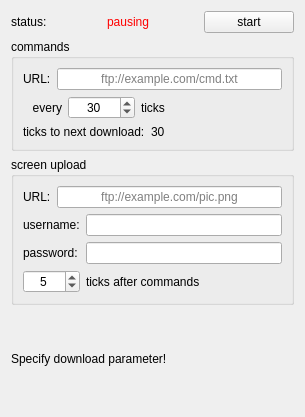
Before: the Qt Designer form networkremotewindow.ui in bchjoerni/mlab, drawn with Qt 5.
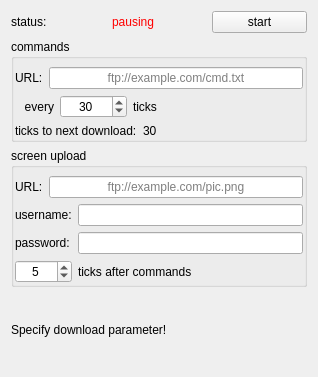
After: the same form once the commit is applied.

Patch:
```diff
--- a/networkremotewindow.ui
+++ b/networkremotewindow.ui
@@ -6,8 +6,8 @@
    <rect>
     <x>0</x>
     <y>0</y>
-    <width>305</width>
-    <height>417</height>
+    <width>318</width>
+    <height>377</height>
    </rect>
   </property>
   <property name="windowTitle">
@@ -44,6 +44,18 @@
       <string>commands</string>
      </property>
      <layout class="QGridLayout" name="gridLayout_2">
+      <property name="leftMargin">
+       <number>1</number>
+      </property>
+      <property name="topMargin">
+       <number>8</number>
+      </property>
+      <property name="rightMargin">
+       <number>1</number>
+      </property>
+      <property name="bottomMargin">
+       <number>1</number>
+      </property>
       <item row="0" column="0">
        <widget class="QLabel" name="lbl_urlCmd_lbl">
         <property name="text">
@@ -126,6 +138,18 @@
       <string>screen upload</string>
      </property>
      <layout class="QGridLayout" name="gridLayout">
+      <property name="leftMargin">
+       <number>1</number>
+      </property>
+      <property name="topMargin">
+       <number>8</number>
+      </property>
+      <property name="rightMargin">
+       <number>1</number>
+      </property>
+      <property name="bottomMargin">
+       <number>1</number>
+      </property>
       <item row="0" column="0">
        <widget class="QLabel" name="lbl_urlUpload_lbl">
         <property name="text">
```
